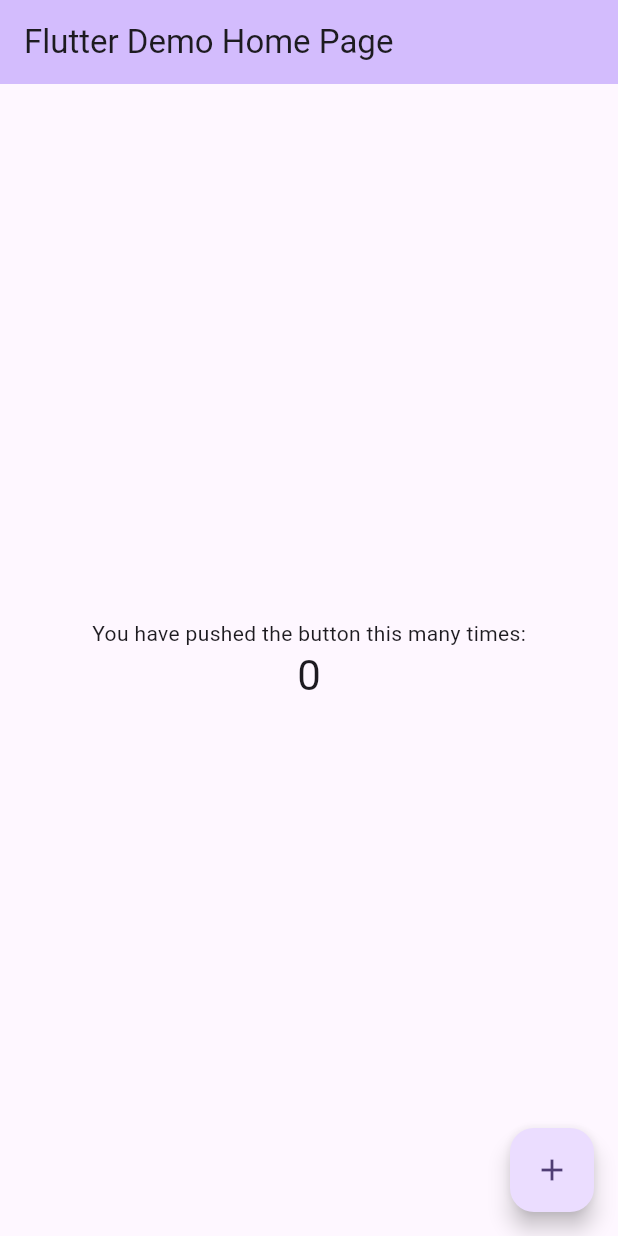
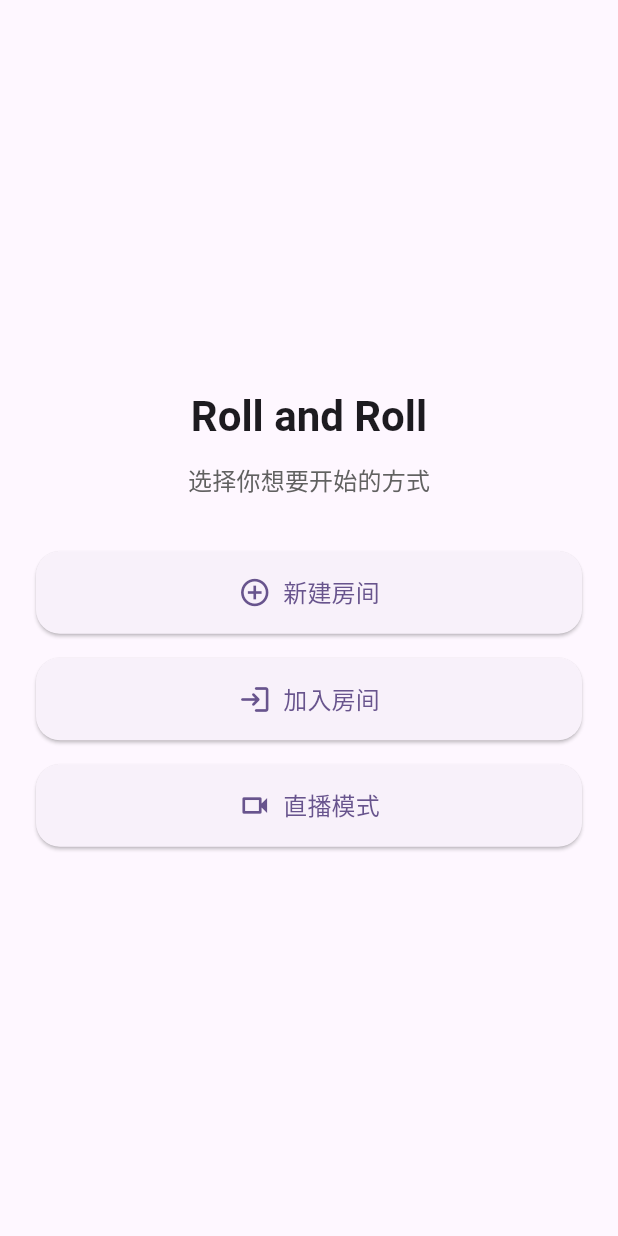
Before and after one commit to ravencrow1108-beep/roll_and_roll, a Flutter app: the screen it shows after launch, on a phone screen of 412 x 824 dp. Run offline on Flutter 3.47's test engine with Material 3 defaults, Android fonts, the phone set to English and light mode, and no system bars.

Commit message:
首页按钮以及页面跳转功能

```diff
--- a/lib/main.dart
+++ b/lib/main.dart
@@ -7,116 +7,147 @@ void main() {
 class MyApp extends StatelessWidget {
   const MyApp({super.key});
 
-  // This widget is the root of your application.
   @override
   Widget build(BuildContext context) {
     return MaterialApp(
-      title: 'Flutter Demo',
+      title: 'Roll and Roll',
+      debugShowCheckedModeBanner: false,
       theme: ThemeData(
-        // This is the theme of your application.
-        //
-        // TRY THIS: Try running your application with "flutter run". You'll see
-        // the application has a purple toolbar. Then, without quitting the app,
-        // try changing the seedColor in the colorScheme below to Colors.green
-        // and then invoke "hot reload" (save your changes or press the "hot
-        // reload" button in a Flutter-supported IDE, or press "r" if you used
-        // the command line to start the app).
-        //
-        // Notice that the counter didn't reset back to zero; the application
-        // state is not lost during the reload. To reset the state, use hot
-        // restart instead.
-        //
-        // This works for code too, not just values: Most code changes can be
-        // tested with just a hot reload.
-        colorScheme: .fromSeed(seedColor: Colors.deepPurple),
+        useMaterial3: true,
+        colorScheme: ColorScheme.fromSeed(
+          seedColor: const Color.fromARGB(255, 101, 57, 175),
+        ),
       ),
-      home: const MyHomePage(title: 'Flutter Demo Home Page'),
+      home: const HomePage(),
     );
   }
 }
 
-class MyHomePage extends StatefulWidget {
-  const MyHomePage({super.key, required this.title});
+class HomePage extends StatelessWidget {
+  const HomePage({super.key});
 
-  // This widget is the home page of your application. It is stateful, meaning
-  // that it has a State object (defined below) that contains fields that affect
-  // how it looks.
-
-  // This class is the configuration for the state. It holds the values (in this
-  // case the title) provided by the parent (in this case the App widget) and
-  // used by the build method of the State. Fields in a Widget subclass are
-  // always marked "final".
-
-  final String title;
-
-  @override
-  State<MyHomePage> createState() => _MyHomePageState();
-}
-
-class _MyHomePageState extends State<MyHomePage> {
-  int _counter = 0;
-
-  void _incrementCounter() {
-    setState(() {
-      // This call to setState tells the Flutter framework that something has
-      // changed in this State, which causes it to rerun the build method below
-      // so that the display can reflect the updated values. If we changed
-      // _counter without calling setState(), then the build method would not be
-      // called again, and so nothing would appear to happen.
-      _counter++;
-    });
+  void _openPage(BuildContext context, Widget page) {
+    Navigator.push(
+      context,
+      MaterialPageRoute(builder: (_) => page),
+    );
   }
 
   @override
   Widget build(BuildContext context) {
-    // This method is rerun every time setState is called, for instance as done
-    // by the _incrementCounter method above.
-    //
-    // The Flutter framework has been optimized to make rerunning build methods
-    // fast, so that you can just rebuild anything that needs updating rather
-    // than having to individually change instances of widgets.
     return Scaffold(
-      appBar: AppBar(
-        // TRY THIS: Try changing the color here to a specific color (to
-        // Colors.amber, perhaps?) and trigger a hot reload to see the AppBar
-        // change color while the other colors stay the same.
-        backgroundColor: Theme.of(context).colorScheme.inversePrimary,
-        // Here we take the value from the MyHomePage object that was created by
-        // the App.build method, and use it to set our appbar title.
-        title: Text(widget.title),
-      ),
-      body: Center(
-        // Center is a layout widget. It takes a single child and positions it
-        // in the middle of the parent.
-        child: Column(
-          // Column is also a layout widget. It takes a list of children and
-          // arranges them vertically. By default, it sizes itself to fit its
-          // children horizontally, and tries to be as tall as its parent.
-          //
-          // Column has various properties to control how it sizes itself and
-          // how it positions its children. Here we use mainAxisAlignment to
-          // center the children vertically; the main axis here is the vertical
-          // axis because Columns are vertical (the cross axis would be
-          // horizontal).
-          //
-          // TRY THIS: Invoke "debug painting" (choose the "Toggle Debug Paint"
-          // action in the IDE, or press "p" in the console), to see the
-          // wireframe for each widget.
-          mainAxisAlignment: .center,
-          children: [
-            const Text('You have pushed the button this many times:'),
-            Text(
-              '$_counter',
-              style: Theme.of(context).textTheme.headlineMedium,
+      body: SafeArea(
+        child: Padding(
+          padding: const EdgeInsets.all(24),
+          child: Center(
+            child: ConstrainedBox(
+              constraints: const BoxConstraints(maxWidth: 420),
+              child: Column(
+                mainAxisAlignment: MainAxisAlignment.center,
+                children: [
+                  Text(
+                    'Roll and Roll',
+                    style: Theme.of(context).textTheme.headlineMedium?.copyWith(
+                      fontWeight: FontWeight.bold,
+                    ),
+                  ),
+                  const SizedBox(height: 12),
+                  Text(
+                    '选择你想要开始的方式',
+                    style: Theme.of(context).textTheme.titleMedium?.copyWith(
+                      color: Colors.grey[700],
+                    ),
+                  ),
+                  const SizedBox(height: 36),
+                  _ActionButton(
+                    label: '新建房间',
+                    icon: Icons.add_circle_outline,
+                    onPressed: () => _openPage(context, const CreateRoomPage()),
+                  ),
+                  const SizedBox(height: 16),
+                  _ActionButton(
+                    label: '加入房间',
+                    icon: Icons.login_rounded,
+                    onPressed: () => _openPage(context, const JoinRoomPage()),
+                  ),
+                  const SizedBox(height: 16),
+                  _ActionButton(
+                    label: '直播模式',
+                    icon: Icons.videocam_outlined,
+                    onPressed: () => _openPage(context, const LiveModePage()),
+                  ),
+                ],
+              ),
             ),
-          ],
+          ),
         ),
-      ),
-      floatingActionButton: FloatingActionButton(
-        onPressed: _incrementCounter,
-        tooltip: 'Increment',
-        child: const Icon(Icons.add),
       ),
     );
   }
 }
+
+class CreateRoomPage extends StatelessWidget {
+  const CreateRoomPage({super.key});
+
+  @override
+  Widget build(BuildContext context) {
+    return Scaffold(
+      appBar: AppBar(title: const Text('新建房间')),
+      body: const Center(child: Text('这里将来可以用于创建房间')),
+    );
+  }
+}
+
+class JoinRoomPage extends StatelessWidget {
+  const JoinRoomPage({super.key});
+
+  @override
+  Widget build(BuildContext context) {
+    return Scaffold(
+      appBar: AppBar(title: const Text('加入房间')),
+      body: const Center(child: Text('这里将来可以用于加入房间')),
+    );
+  }
+}
+
+class LiveModePage extends StatelessWidget {
+  const LiveModePage({super.key});
+
+  @override
+  Widget build(BuildContext context) {
+    return Scaffold(
+      appBar: AppBar(title: const Text('直播模式')),
+      body: const Center(child: Text('这里将来可以用于直播模式')),
+    );
+  }
+}
+
+class _ActionButton extends StatelessWidget {
+  const _ActionButton({
+    required this.label,
+    required this.icon,
+    required this.onPressed,
+  });
+
+  final String label;
+  final IconData icon;
+  final VoidCallback onPressed;
+
+  @override
+  Widget build(BuildContext context) {
+    return SizedBox(
+      width: double.infinity,
+      child: ElevatedButton.icon(
+        onPressed: onPressed,
+        icon: Icon(icon, size: 22),
+        label: Text(label, style: const TextStyle(fontSize: 16)),
+        style: ElevatedButton.styleFrom(
+          padding: const EdgeInsets.symmetric(vertical: 16),
+          shape: RoundedRectangleBorder(
+            borderRadius: BorderRadius.circular(16),
+          ),
+        ),
+      ),
+    );
+  }
+}
```
